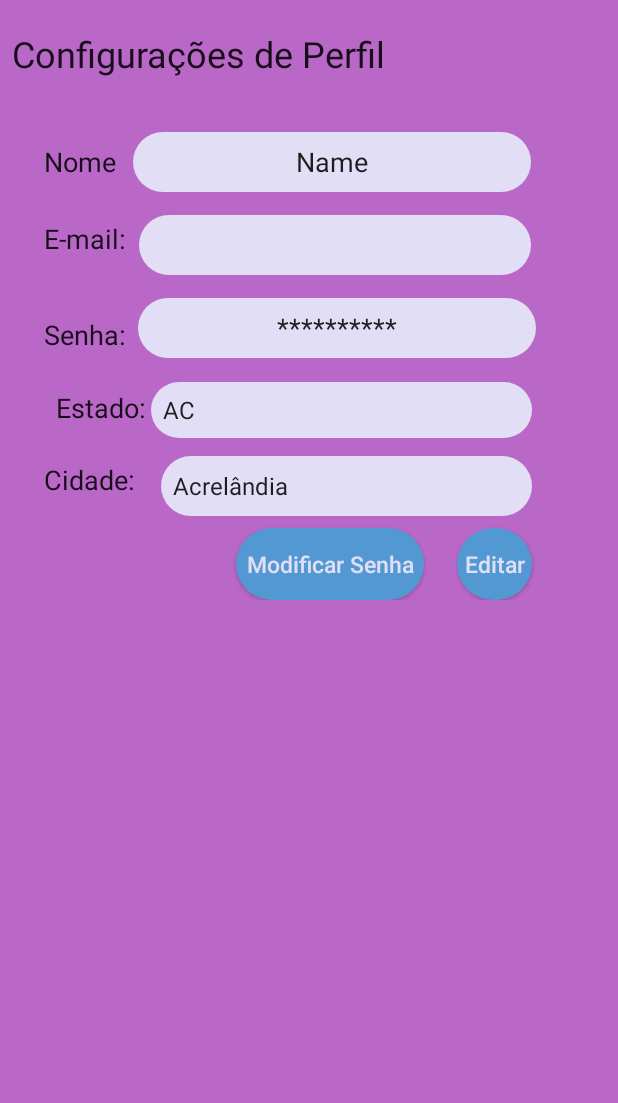
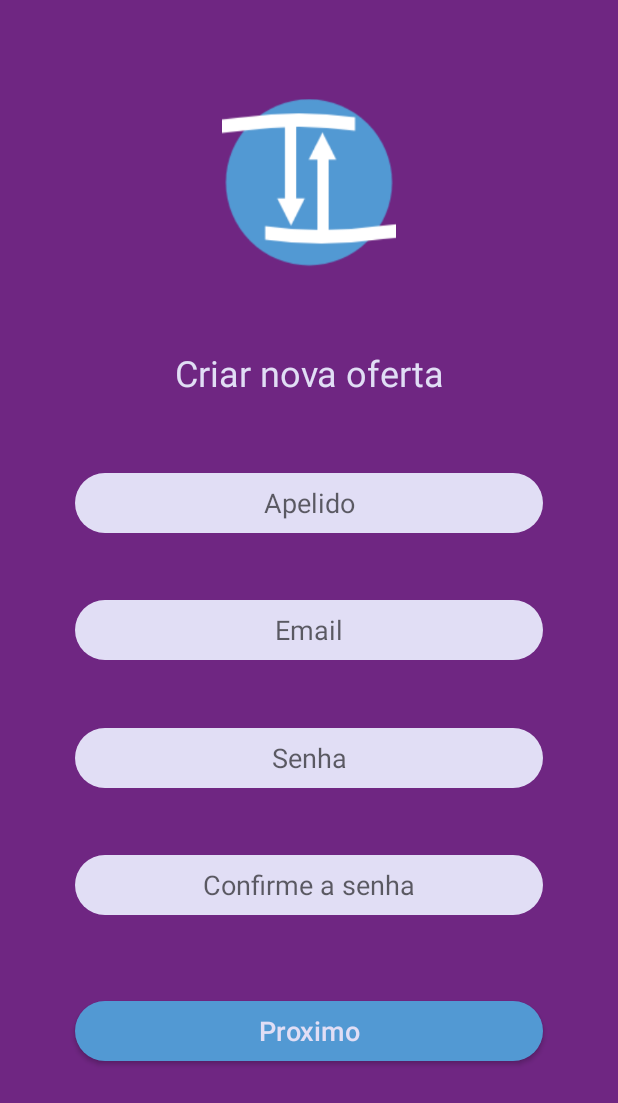
Before and after one commit to VictorOgata/trocatroca, an Android app: the HomescreenActivity screen opened directly, with no data from a screen before it, after a tap on "Nova Oferta", on a phone screen of 412 x 824 dp. Shown: the top 1103 px of the screen. Run offline under Robolectric (Android 15) with nearby library versions, the phone set to English and light mode, and no system bars; our stand-ins replace Firebase (no records; nobody signed in at launch, a user with empty details on screens opened directly).

Commit message:
small changes, provisory new offer screen created, spelling msitakes corrected

```diff
--- a/app/src/main/AndroidManifest.xml
+++ b/app/src/main/AndroidManifest.xml
@@ -38,6 +38,11 @@
             android:launchMode="singleTop"
             android:parentActivityName=".Activity.MainActivity"
             android:theme="@style/AppTheme"></activity>
+        <activity
+            android:name=".Activity.NovoAnuncioActivity"
+            android:launchMode="singleTop"
+            android:parentActivityName=".Activity.HomescreenActivity"
+            android:theme="@style/AppTheme"></activity>
     </application>
 
 </manifest>
--- a/app/src/main/java/groupdelta/trocatroca/Activity/HomescreenActivity.java
+++ b/app/src/main/java/groupdelta/trocatroca/Activity/HomescreenActivity.java
@@ -47,7 +47,7 @@ public class HomescreenActivity extends AppCompatActivity {
 
     }
     public void onNovaofertaButtonClicked(View view) {
-        Intent i = new Intent(HomescreenActivity.this, PerfilActivity.class);
+        Intent i = new Intent(HomescreenActivity.this, NovoAnuncioActivity.class);
         startActivity(i);
     }
 
--- a/app/src/main/java/groupdelta/trocatroca/Activity/NovoAnuncioActivity.java
+++ b/app/src/main/java/groupdelta/trocatroca/Activity/NovoAnuncioActivity.java
@@ -1,4 +1,40 @@
 package groupdelta.trocatroca.Activity;
 
-public class NovoAnuncioActivity {
+import android.content.Intent;
+import android.os.Bundle;
+import android.support.annotation.Nullable;
+import android.support.v7.app.AppCompatActivity;
+import android.widget.EditText;
+
+import groupdelta.trocatroca.R;
+
+public class NovoAnuncioActivity extends AppCompatActivity {
+    private String[] itens = new String[] {"Game of Thrones", "Age of Empires", "Prototype", "God of War", "God of War2", "god of war", "game of Throne2"};
+
+    /* Nickname edit text*/
+    private EditText mNickEditText;
+    /* E-mail edit text */
+    private EditText mEmailEditText;
+    /* Password edit text */
+    private EditText mPasswordEditText;
+    /* Confirm Password edit text */
+    private EditText mConfPassEditText;
+
+
+
+    @Override
+    protected void onCreate(@Nullable Bundle savedInstanceState) {
+        super.onCreate(savedInstanceState);
+        setContentView(R.layout.activity_novoanuncio);
+
+
+        /*Obtaining the references to the views from the XML.*/
+        mNickEditText = findViewById(R.id.edtApelidoCadastro);
+        mEmailEditText = findViewById(R.id.edtEmailCadastro);
+        Intent intentMA = getIntent();
+        String emailReceived = (String) intentMA.getStringExtra("email");
+        mEmailEditText.setText(emailReceived);
+        mPasswordEditText = findViewById(R.id.edtSenhaCadastro);
+        mConfPassEditText = findViewById(R.id.edtConfSenha);
+    }
 }
--- a/app/src/main/res/layout/activity_cadastro.xml
+++ b/app/src/main/res/layout/activity_cadastro.xml
@@ -110,6 +110,6 @@
         app:layout_constraintBottom_toBottomOf="parent"
         app:layout_constraintEnd_toEndOf="parent"
         app:layout_constraintStart_toStartOf="parent"
-        app:layout_constraintTop_toBottomOf="@+id/edtPhoneCadastro" />
+        app:layout_constraintTop_toBottomOf="@+id/edtConfSenha" />
 
 </android.support.constraint.ConstraintLayout>
--- a/app/src/main/res/layout/activity_novoanuncio.xml
+++ b/app/src/main/res/layout/activity_novoanuncio.xml
@@ -1,6 +1,115 @@
 <?xml version="1.0" encoding="utf-8"?>
-<android.support.constraint.ConstraintLayout
-    xmlns:android="http://schemas.android.com/apk/res/android" android:layout_width="match_parent"
-    android:layout_height="match_parent">
+<android.support.constraint.ConstraintLayout xmlns:android="http://schemas.android.com/apk/res/android"
+    xmlns:app="http://schemas.android.com/apk/res-auto"
+    xmlns:tools="http://schemas.android.com/tools"
+    android:layout_width="match_parent"
+    android:layout_height="match_parent"
+    android:background="@color/colorPrimaryDark"
+    tools:context=".Activity.NovoAnuncioActivity">
+
+    <ImageView
+        android:id="@+id/imageView"
+        android:layout_width="116dp"
+        android:layout_height="130dp"
+        android:layout_marginEnd="8dp"
+        android:layout_marginStart="8dp"
+        android:layout_marginTop="20dp"
+        app:layout_constraintBottom_toTopOf="@+id/tvTitulo"
+        app:layout_constraintEnd_toEndOf="@+id/tvTitulo"
+        app:layout_constraintStart_toStartOf="@+id/tvTitulo"
+        app:layout_constraintTop_toTopOf="parent"
+        app:srcCompat="@drawable/logo" />
+
+    <TextView
+        android:id="@+id/tvTitulo"
+        android:layout_width="match_parent"
+        android:layout_height="wrap_content"
+        android:layout_margin="8dp"
+        android:layout_marginEnd="8dp"
+        android:layout_marginStart="8dp"
+        android:gravity="center"
+        android:text="Criar nova oferta"
+        android:textAppearance="@style/TextAppearance.AppCompat.Headline"
+        android:textColor="@color/colorPrimatyLight"
+        app:layout_constraintBottom_toTopOf="@+id/edtApelidoCadastro"
+        app:layout_constraintEnd_toEndOf="@+id/edtApelidoCadastro"
+        app:layout_constraintStart_toStartOf="@+id/edtApelidoCadastro"
+        app:layout_constraintTop_toBottomOf="@+id/imageView" />
+
+
+    <EditText
+        android:id="@+id/edtApelidoCadastro"
+        style="@style/edittext_style"
+        android:layout_marginEnd="50dp"
+        android:layout_marginStart="50dp"
+        android:layout_marginTop="5dp"
+        android:hint="Apelido"
+        android:inputType="text"
+        android:maxLines="1"
+        app:layout_constraintBottom_toTopOf="@+id/edtEmailCadastro"
+        app:layout_constraintEnd_toEndOf="@+id/edtEmailCadastro"
+        app:layout_constraintStart_toStartOf="@+id/edtEmailCadastro"
+        app:layout_constraintTop_toBottomOf="@+id/tvTitulo" />
+
+    <EditText
+        android:id="@+id/edtEmailCadastro"
+        style="@style/edittext_style"
+        android:layout_marginEnd="50dp"
+        android:layout_marginLeft="50dp"
+        android:layout_marginRight="50dp"
+        android:layout_marginStart="50dp"
+        android:layout_marginTop="8dp"
+        android:hint="Email"
+        android:inputType="textEmailAddress"
+        app:layout_constraintBottom_toTopOf="@+id/edtSenhaCadastro"
+        app:layout_constraintEnd_toEndOf="@+id/edtSenhaCadastro"
+        app:layout_constraintStart_toStartOf="@+id/edtSenhaCadastro"
+        app:layout_constraintTop_toBottomOf="@+id/edtApelidoCadastro" />
+
+    <EditText
+        android:id="@+id/edtSenhaCadastro"
+        style="@style/edittext_style"
+        android:layout_marginEnd="50dp"
+        android:layout_marginLeft="50dp"
+        android:layout_marginRight="50dp"
+        android:layout_marginStart="50dp"
+        android:layout_marginTop="8dp"
+        android:hint="Senha"
+        android:inputType="textPassword"
+        app:layout_constraintBottom_toTopOf="@+id/edtConfSenha"
+        app:layout_constraintEnd_toEndOf="@+id/edtConfSenha"
+        app:layout_constraintHorizontal_bias="0.5"
+        app:layout_constraintStart_toStartOf="@+id/edtConfSenha"
+        app:layout_constraintTop_toBottomOf="@+id/edtEmailCadastro" />
+
+    <EditText
+        android:id="@+id/edtConfSenha"
+        style="@style/edittext_style"
+        android:layout_marginEnd="50dp"
+        android:layout_marginLeft="50dp"
+        android:layout_marginRight="50dp"
+        android:layout_marginStart="50dp"
+        android:layout_marginTop="8dp"
+        android:hint="Confirme a senha"
+        android:inputType="textPassword"
+        app:layout_constraintBottom_toTopOf="@+id/btnOk"
+        app:layout_constraintEnd_toEndOf="@+id/btnOk"
+        app:layout_constraintStart_toStartOf="@+id/btnOk"
+        app:layout_constraintTop_toBottomOf="@+id/edtSenhaCadastro" />
+
+    <Button
+        android:id="@+id/btnOk"
+        style="@style/button_style"
+
+        android:layout_marginBottom="80dp"
+        android:layout_marginEnd="50dp"
+        android:layout_marginStart="50dp"
+        android:layout_marginTop="20dp"
+        android:onClick="onOkButtonClicked"
+        android:text="Proximo"
+        app:layout_constraintBottom_toBottomOf="parent"
+        app:layout_constraintEnd_toEndOf="parent"
+        app:layout_constraintStart_toStartOf="parent"
+        app:layout_constraintTop_toBottomOf="@+id/edtConfSenha" />
 
 </android.support.constraint.ConstraintLayout>
--- a/app/src/main/res/layout/activity_perfil.xml
+++ b/app/src/main/res/layout/activity_perfil.xml
@@ -62,7 +62,7 @@
                 android:layout_marginTop="36dp"
                 android:ems="10"
                 android:inputType="textPersonName"
-                android:text="Name"
+                android:text="Nome"
                 app:layout_constraintEnd_toEndOf="parent"
                 app:layout_constraintHorizontal_bias="0.133"
                 app:layout_constraintStart_toEndOf="@+id/textView4"
@@ -136,7 +136,7 @@
                 android:layout_marginStart="16dp"
                 android:layout_marginTop="36dp"
                 android:gravity="center"
-                android:text="Nome"
+                android:text="Nome: "
                 android:textAppearance="@style/TextAppearance.AppCompat.Headline"
                 android:textSize="18sp"
                 app:layout_constraintStart_toStartOf="parent"
--- a/app/src/main/res/values/colors.xml
+++ b/app/src/main/res/values/colors.xml
@@ -4,5 +4,5 @@
     <color name="colorPrimaryDark">#6F2682</color>
     <color name="colorPrimatyLight">#E1DEF5</color>
     <color name="colorAccent">#5299D3</color>
-    <color name="colourLightPurple">#ba68c8</color>
+    <color name="colourLightPurple">#9975b9</color>
 </resources>
```
